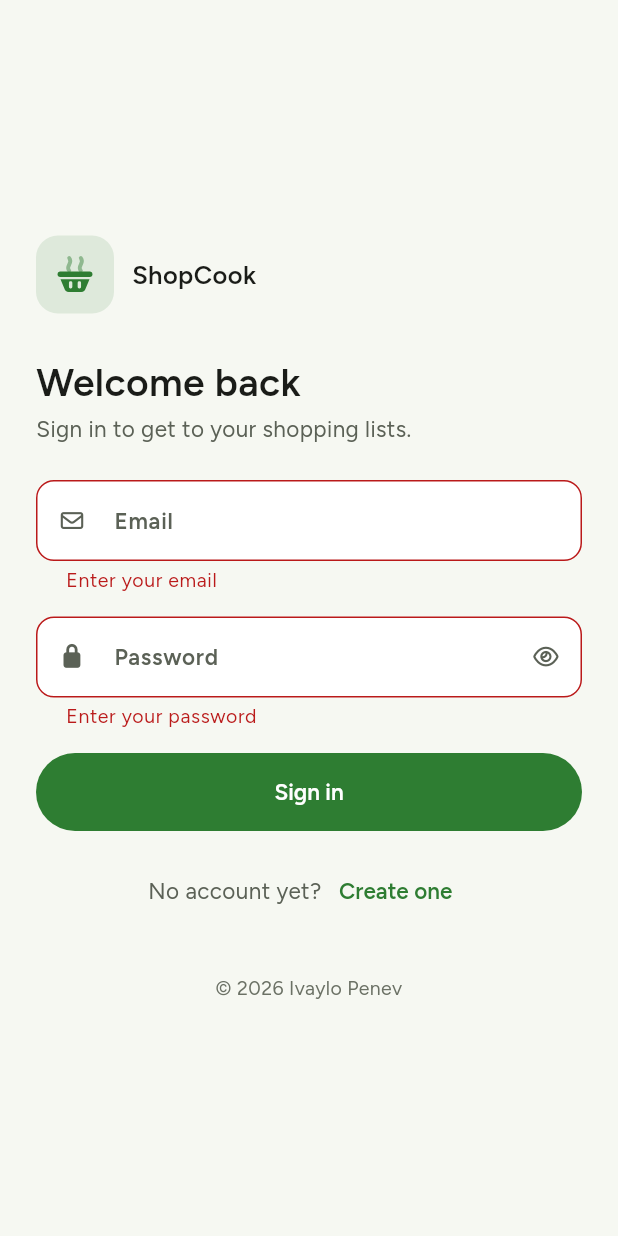
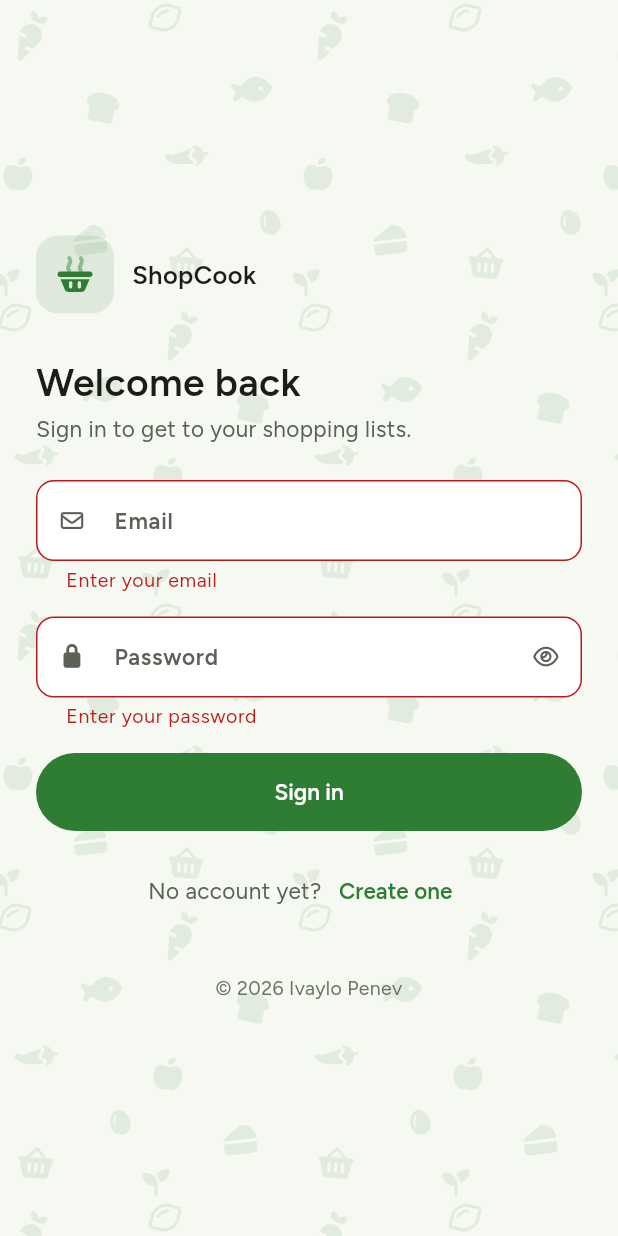
Before and after one commit to ivaylo91/Shop-Cook-App, a Flutter app: the screen it shows after launch, after a tap on "Sign in", on a phone screen of 412 x 824 dp. Run offline on Flutter 3.47's test engine with Material 3 defaults, Android fonts, the phone set to English and light mode, and no system bars; our stand-ins replace drift, flutter_riverpod, font_awesome_flutter, go_router, package_info_plus, share_plus and 6 more; missing offline and left inert: home_widget, mobile_scanner; accounts and stored records are empty; generated files the repository leaves out were written again.

Commit message:
Illustrated backdrop behind the main screens
A faint scattered pattern of groceries and kitchen things, drawn from the
icon font in the accent colour, behind lists, meals, plan, recipes,
settings and the sign-in screens. Each page paints its own, so no page
shows through another during transitions.

The app bar is clear at rest so the pattern runs up behind the title, and
solid once content scrolls under it; the status bar style is set outright
so its icons stay dark on the light ground.

Co-Authored-By: Claude Opus 5.5 <noreply@anthropic.com>

```diff
--- a/shopcook/lib/core/theme.dart
+++ b/shopcook/lib/core/theme.dart
@@ -1,4 +1,5 @@
 import 'package:flutter/material.dart';
+import 'package:flutter/services.dart';
 
 import 'design.dart';
 
@@ -75,8 +76,25 @@ ThemeData buildAppTheme(Brightness brightness) {
     extensions: <ThemeExtension<dynamic>>[palette],
 
     appBarTheme: base.appBarTheme.copyWith(
-      backgroundColor: palette.surface,
+      // Clear at rest, so a screen's backdrop pattern runs up behind the
+      // title instead of stopping at a hard edge under it; solid once
+      // content scrolls underneath, so the title stays readable.
+      backgroundColor: WidgetStateColor.resolveWith(
+        (states) => states.contains(WidgetState.scrolledUnder)
+            ? palette.surface
+            : Colors.transparent,
+      ),
       foregroundColor: palette.ink,
+      // Set outright: from a clear background the app bar would guess the
+      // status bar sits on something dark and turn its icons white, leaving
+      // the clock invisible on the light ground.
+      systemOverlayStyle: palette.isDark
+          ? SystemUiOverlayStyle.light.copyWith(
+              statusBarColor: Colors.transparent,
+            )
+          : SystemUiOverlayStyle.dark.copyWith(
+              statusBarColor: Colors.transparent,
+            ),
       surfaceTintColor: Colors.transparent,
       elevation: 0,
       scrolledUnderElevation: 0,
--- /dev/null
+++ b/shopcook/lib/core/ui/backdrop.dart
@@ -0,0 +1,126 @@
+import 'package:flutter/material.dart';
+import 'package:font_awesome_flutter/font_awesome_flutter.dart';
+
+import '../design.dart';
+
+/// The ground behind a screen: the plain surface with a faint, scattered
+/// pattern of groceries and kitchen things drawn over it.
+///
+/// Wraps a [Scaffold] whose own background is transparent, so the pattern
+/// shows in the gaps between cards and behind empty states. The backdrop is
+/// part of each page rather than of the whole app because a page has to be
+/// opaque: with one shared pattern behind transparent pages, the page being
+/// left would show through the one arriving during every transition.
+///
+/// Drawn from the icon font the app already uses, so it costs no image
+/// assets, stays sharp at any density, and follows the theme — the tint is
+/// the accent at a few percent, enough to give the ground some life while
+/// staying well behind text.
+class Backdrop extends StatelessWidget {
+  final Widget child;
+
+  /// How strongly the pattern shows. 1 is the quiet default for working
+  /// screens; the sign-in screens, which have little else on them, use more.
+  final double intensity;
+
+  const Backdrop({super.key, required this.child, this.intensity = 1});
+
+  @override
+  Widget build(BuildContext context) {
+    final palette = context.palette;
+    final alpha = (palette.isDark ? 0.07 : 0.065) * intensity;
+
+    return ColoredBox(
+      color: palette.surface,
+      child: CustomPaint(
+        painter: _DoodlePainter(palette.accent.withValues(alpha: alpha)),
+        // Its own layer, so scrolling a list repaints the list and not the
+        // few hundred glyphs behind it.
+        child: RepaintBoundary(child: child),
+      ),
+    );
+  }
+}
+
+/// One doodle in the tile: which icon, where (as a fraction of the tile),
+/// how big, and how far it is turned.
+typedef _Doodle = ({
+  FaIconData icon,
+  double x,
+  double y,
+  double size,
+  double turn,
+});
+
+class _DoodlePainter extends CustomPainter {
+  final Color color;
+
+  _DoodlePainter(this.color);
+
+  /// One tile of the pattern, repeated across the screen with every other
+  /// row shifted by half a tile so the repeat does not read as a grid.
+  /// Placed by hand rather than randomly, so nothing overlaps and the gaps
+  /// look even.
+  static const _tile = 200.0;
+  static const List<_Doodle> _doodles = [
+    (icon: FontAwesomeIcons.carrot, x: 0.10, y: 0.12, size: 26, turn: -0.35),
+    (icon: FontAwesomeIcons.lemon, x: 0.55, y: 0.06, size: 22, turn: 0.25),
+    (icon: FontAwesomeIcons.fish, x: 0.84, y: 0.30, size: 24, turn: -0.15),
+    (icon: FontAwesomeIcons.breadSlice, x: 0.34, y: 0.36, size: 22, turn: 0.2),
+    (icon: FontAwesomeIcons.appleWhole, x: 0.06, y: 0.58, size: 22, turn: 0.1),
+    (icon: FontAwesomeIcons.pepperHot, x: 0.62, y: 0.52, size: 22, turn: 0.6),
+    (icon: FontAwesomeIcons.egg, x: 0.90, y: 0.74, size: 18, turn: -0.3),
+    (icon: FontAwesomeIcons.cheese, x: 0.30, y: 0.80, size: 22, turn: -0.12),
+    (
+      icon: FontAwesomeIcons.basketShopping,
+      x: 0.62,
+      y: 0.88,
+      size: 22,
+      turn: 0.08,
+    ),
+    (icon: FontAwesomeIcons.seedling, x: 0.02, y: 0.94, size: 18, turn: 0.0),
+  ];
+
+  @override
+  void paint(Canvas canvas, Size size) {
+    final glyphs = {for (final doodle in _doodles) doodle.icon: _glyph(doodle)};
+
+    canvas.save();
+    canvas.clipRect(Offset.zero & size);
+    for (var row = -1; row * _tile < size.height + _tile; row++) {
+      final shift = row.isOdd ? _tile / 2 : 0.0;
+      for (var col = -1; col * _tile < size.width + _tile; col++) {
+        final origin = Offset(col * _tile + shift, row * _tile);
+        for (final doodle in _doodles) {
+          final glyph = glyphs[doodle.icon]!;
+          canvas.save();
+          canvas.translate(
+            origin.dx + doodle.x * _tile,
+            origin.dy + doodle.y * _tile,
+          );
+          canvas.rotate(doodle.turn);
+          glyph.paint(canvas, Offset(-glyph.width / 2, -glyph.height / 2));
+          canvas.restore();
+        }
+      }
+    }
+    canvas.restore();
+  }
+
+  TextPainter _glyph(_Doodle doodle) => TextPainter(
+    text: TextSpan(
+      text: String.fromCharCode(doodle.icon.codePoint),
+      style: TextStyle(
+        fontFamily: doodle.icon.fontFamily,
+        package: doodle.icon.fontPackage,
+        fontSize: doodle.size,
+        color: color,
+        height: 1,
+      ),
+    ),
+    textDirection: TextDirection.ltr,
+  )..layout();
+
+  @override
+  bool shouldRepaint(_DoodlePainter old) => old.color != color;
+}
--- a/shopcook/lib/core/ui/ui.dart
+++ b/shopcook/lib/core/ui/ui.dart
@@ -7,6 +7,7 @@ library;
 
 export 'app_card.dart';
 export 'app_sheet.dart';
+export 'backdrop.dart';
 export 'product_row.dart';
 export 'progress_bar.dart';
 export 'section_label.dart';
--- a/shopcook/lib/features/auth/auth_scaffold.dart
+++ b/shopcook/lib/features/auth/auth_scaffold.dart
@@ -3,6 +3,7 @@ import 'package:font_awesome_flutter/font_awesome_flutter.dart';
 import '../../core/brand/shopcook_logo.dart';
 import '../../core/design.dart';
 import '../../core/localization.dart';
+import '../../core/ui/ui.dart';
 
 /// Shared frame for the sign in and register screens, so the two feel like
 /// one flow rather than two separately built pages.
@@ -26,7 +27,10 @@ class AuthScaffold extends StatelessWidget {
   Widget build(BuildContext context) {
     final palette = context.palette;
 
-    return Scaffold(
+    return Backdrop(
+      intensity: 1.6,
+      child: Scaffold(
+        backgroundColor: Colors.transparent,
         body: SafeArea(
           child: Center(
             child: SingleChildScrollView(
@@ -59,6 +63,7 @@ class AuthScaffold extends StatelessWidget {
                       footer!,
                     ],
                   ],
+                ),
               ),
             ),
           ),
--- a/shopcook/lib/features/meals/meal_detail_screen.dart
+++ b/shopcook/lib/features/meals/meal_detail_screen.dart
@@ -31,7 +31,9 @@ class MealDetailScreen extends ConsumerWidget {
     final productsAsync = ref.watch(_mealProductsProvider(meal.id));
     final recipesAsync = ref.watch(_mealRecipesProvider(meal.id));
 
-    return Scaffold(
+    return Backdrop(
+      child: Scaffold(
+        backgroundColor: Colors.transparent,
         appBar: AppBar(
           title: Text(meal.name),
           actions: [
@@ -174,6 +176,7 @@ class MealDetailScreen extends ConsumerWidget {
               hintText: l10n.mealComposerHint,
             ),
           ],
+        ),
       ),
     );
   }
--- a/shopcook/lib/features/recipes/ingredient_recipes_screen.dart
+++ b/shopcook/lib/features/recipes/ingredient_recipes_screen.dart
@@ -113,7 +113,9 @@ class _IngredientRecipesScreenState
 
   @override
   Widget build(BuildContext context) {
-    return Scaffold(
+    return Backdrop(
+      child: Scaffold(
+        backgroundColor: Colors.transparent,
         appBar: AppBar(
           title: Text(context.l10n.cookWith(widget.product.name)),
           actions: [
@@ -154,6 +156,7 @@ class _IngredientRecipesScreenState
                   onKeep: () => _keep(result),
                 ),
           ],
+        ),
       ),
     );
   }
```
Also changed, not shown: shopcook/lib/features/plan/plan_screen.dart (+6 -5 lines), shopcook/lib/features/recipes/library_screen.dart (+8 -2 lines), shopcook/lib/features/recipes/recipe_search_screen.dart (+11 -5 lines), shopcook/lib/features/settings/settings_screen.dart (+7 -9 lines), shopcook/lib/features/shopping/shopping_mode_screen.dart (+11 -7 lines), shopcook/lib/features/shopping_lists/list_detail_screen.dart (+14 -9 lines), shopcook/lib/features/shopping_lists/lists_screen.dart (+10 -2 lines). Lines whose indentation alone changed are shown as unchanged.
